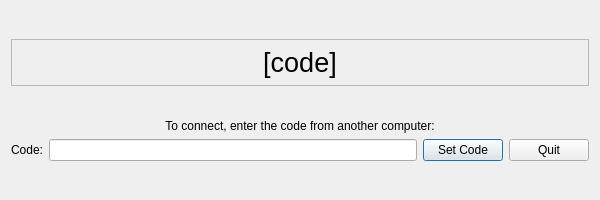
This is wormhole_ui/widgets/ui/ConnectDialog.ui in sneakypete81/wormhole-ui as Qt 5 draws it before an edit. The edited form follows.
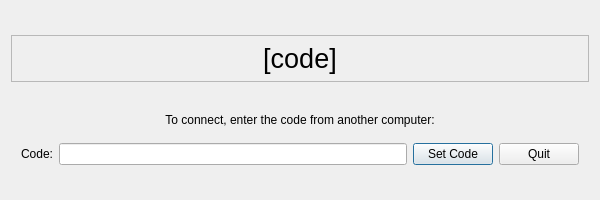
This is the edited form.

Commit message: Improve styling on Windows

Patch:
```diff
--- a/wormhole_ui/widgets/ui/ConnectDialog.ui
+++ b/wormhole_ui/widgets/ui/ConnectDialog.ui
@@ -35,10 +35,8 @@
        <verstretch>0</verstretch>
       </sizepolicy>
      </property>
-     <property name="font">
-      <font>
-       <pointsize>20</pointsize>
-      </font>
+     <property name="styleSheet">
+      <string notr="true">font-size: 20pt</string>
      </property>
      <property name="frameShape">
       <enum>QFrame::StyledPanel</enum>
@@ -94,6 +92,15 @@
      <property name="sizeConstraint">
       <enum>QLayout::SetDefaultConstraint</enum>
      </property>
+     <property name="leftMargin">
+      <number>10</number>
+     </property>
+     <property name="topMargin">
+      <number>10</number>
+     </property>
+     <property name="rightMargin">
+      <number>10</number>
+     </property>
      <item>
       <widget class="QLabel" name="label">
        <property name="sizePolicy">
```
The commit also changes 1 other file.
